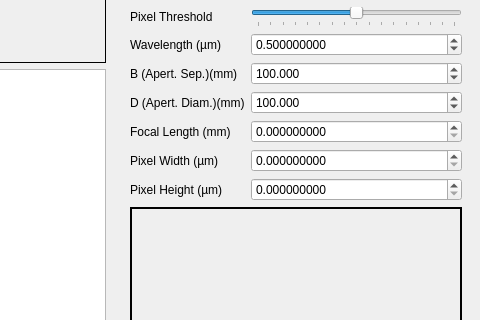
The window that code/real-time-seeing/ui/layout.ui (r13i/dimm-project) describes before a commit, drawn with Qt 5; both pictures show x 552 to 1032 and y 454 to 774 of the 1032 by 1046 pixel window.
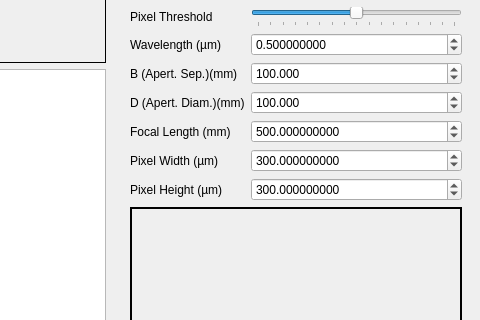
The same window after the commit. Icons and pictures are not drawn.

Commit message: Changed seeing formula

Diff of the .ui file:
```diff
--- a/code/real-time-seeing/ui/layout.ui
+++ b/code/real-time-seeing/ui/layout.ui
@@ -388,6 +388,9 @@
            <property name="maximum">
             <double>999999999.999999046325684</double>
            </property>
+           <property name="value">
+            <double>500.000000000000000</double>
+           </property>
           </widget>
          </item>
          <item row="13" column="0">
@@ -417,6 +420,9 @@
            <property name="maximum">
             <double>999999999.999999046325684</double>
            </property>
+           <property name="value">
+            <double>300.000000000000000</double>
+           </property>
           </widget>
          </item>
          <item row="14" column="0">
@@ -446,6 +452,9 @@
            <property name="maximum">
             <double>999999999.999999046325684</double>
            </property>
+           <property name="value">
+            <double>300.000000000000000</double>
+           </property>
           </widget>
          </item>
          <item row="4" column="1">
```
The commit also changes 2 other files.
